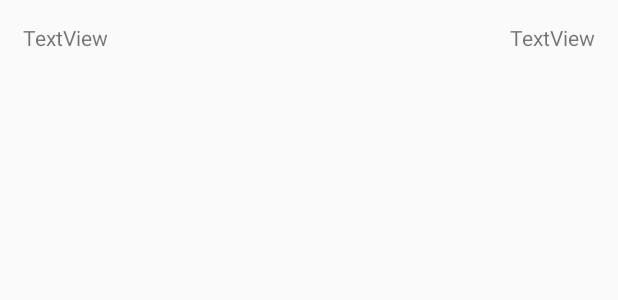
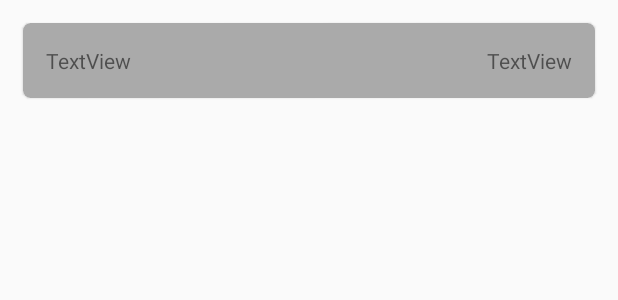
Before and after one commit to trofimuk/stackoverflowclient, an Android app: the layout tags_item.xml on its own in the app's theme, with its tools: preview values and no code run, on a phone screen of 412 x 824 dp. Shown: the top 300 px of the screen. Run offline under Robolectric (Android 15) with nearby library versions, the phone set to English and light mode, and no system bars.

Commit message:
update ui xml;

```diff
--- a/app/src/main/res/layout/tags_item.xml
+++ b/app/src/main/res/layout/tags_item.xml
@@ -1,35 +1,60 @@
 <?xml version="1.0" encoding="utf-8"?>
 <androidx.constraintlayout.widget.ConstraintLayout xmlns:android="http://schemas.android.com/apk/res/android"
+    xmlns:app="http://schemas.android.com/apk/res-auto"
     xmlns:tools="http://schemas.android.com/tools"
-    xmlns:app="http://schemas.android.com/apk/res-auto"
-    android:orientation="vertical"
     android:layout_width="match_parent"
-    android:paddingBottom="30dp"
+    android:layout_height="wrap_content"
+    android:orientation="vertical">
+
+    <androidx.cardview.widget.CardView
+        android:id="@+id/crvTag"
+        style="@style/Widget.MaterialComponents.CardView"
+        android:layout_width="match_parent"
+        android:layout_height="match_parent"
+        android:layout_marginTop="15dp"
+        android:layout_marginLeft="15dp"
+        android:layout_marginRight="15dp"
+        android:layout_marginBottom="15dp"
+        app:cardBackgroundColor="@android:color/darker_gray"
+        app:cardCornerRadius="5dp"
+        app:layout_constraintLeft_toLeftOf="parent"
+        app:layout_constraintRight_toRightOf="parent"
+        app:layout_constraintTop_toTopOf="parent"
+        app:layout_constraintBottom_toBottomOf="parent">
+
+        <androidx.constraintlayout.widget.ConstraintLayout
+            android:layout_width="match_parent"
             android:layout_height="wrap_content">
-
 
             <TextView
                 android:id="@+id/tvName"
                 android:layout_width="0dp"
                 android:layout_height="wrap_content"
+                android:layout_marginLeft="15dp"
                 android:layout_marginTop="15dp"
-        android:layout_marginLeft="15dp"
+                android:layout_marginBottom="15dp"
                 android:layout_marginRight="15dp"
                 android:text="TextView"
                 app:layout_constraintEnd_toStartOf="@+id/tvCount"
                 app:layout_constraintLeft_toLeftOf="parent"
                 app:layout_constraintStart_toStartOf="parent"
+                app:layout_constraintBottom_toBottomOf="parent"
                 app:layout_constraintTop_toTopOf="parent" />
 
             <TextView
                 android:id="@+id/tvCount"
                 android:layout_width="wrap_content"
                 android:layout_height="wrap_content"
+                android:layout_marginTop="15dp"
+                android:layout_marginBottom="15dp"
+                android:layout_marginRight="15dp"
+                android:text="TextView"
+                app:layout_constraintBottom_toBottomOf="parent"
                 app:layout_constraintRight_toRightOf="parent"
-        app:layout_constraintTop_toTopOf="parent"
-        android:text="TextView"
-        android:layout_marginTop="15dp"
-        android:layout_marginRight="15dp"
-        />
+                app:layout_constraintTop_toTopOf="parent" />
 
         </androidx.constraintlayout.widget.ConstraintLayout>
+    </androidx.cardview.widget.CardView>
+
+
+</androidx.constraintlayout.widget.ConstraintLayout>
```
Also changed, not shown: app/src/main/res/layout/questions_item.xml (+35 -10 lines). Lines whose indentation alone changed are shown as unchanged.
